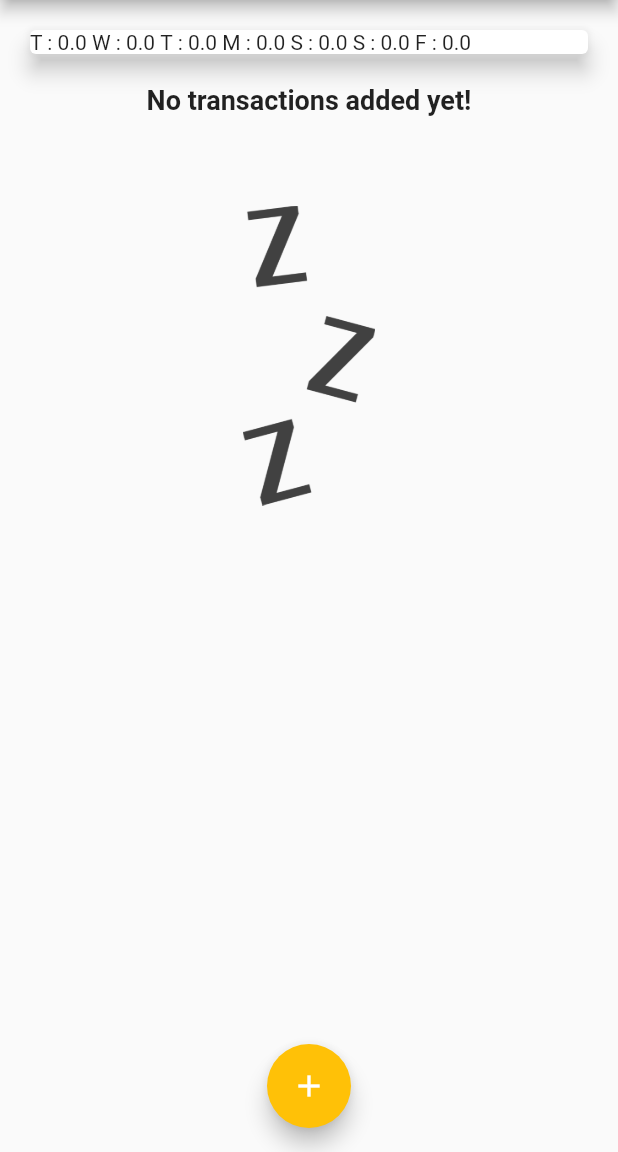
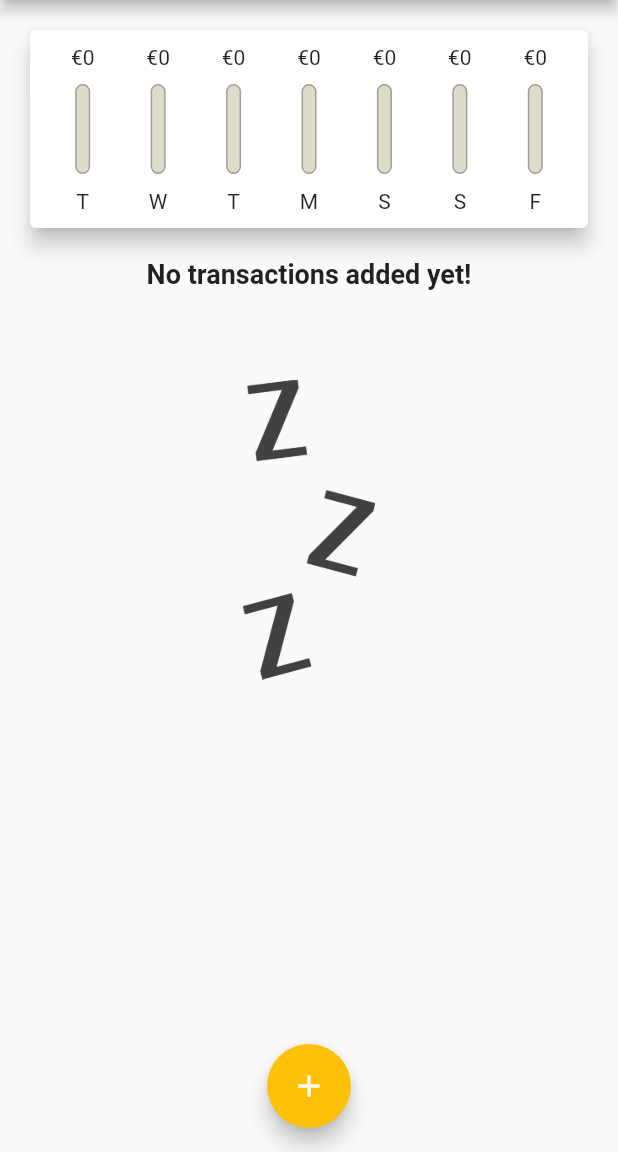
Before and after one commit to stevematdavies/flutter_psa, a Flutter app: the screen it shows after launch, on a phone screen of 412 x 824 dp, the part 84-1236 px from its top. Run offline on Flutter 3.47's test engine with Material 2 defaults, Android fonts, the phone set to English and light mode, and no system bars; Roboto replaces fonts that are missing (OpenSans).

Commit message:
Adding chart

```diff
--- a/lib/widgets/chart.dart
+++ b/lib/widgets/chart.dart
@@ -1,37 +1,59 @@
 import 'package:flutter/material.dart';
 import 'package:intl/intl.dart';
 import 'package:personal_expenses_app/models/transaction.dart';
+import 'package:personal_expenses_app/widgets/chart_bar.dart';
 
 class Chart extends StatelessWidget {
+  final List<Transaction> recentTransactions;
 
-  final List<Transaction> recentTransactions;
   const Chart(this.recentTransactions, {Key? key}) : super(key: key);
 
   List<Map<String, Object>> get groupedTransactionValues {
     return List.generate(7, (index) {
-      final weekday = DateTime.now().subtract(Duration(days: index),);
+      final weekday = DateTime.now().subtract(
+        Duration(days: index),
+      );
       var amtSum = 0.0;
-      for(var i = 0 ; i< recentTransactions.length; i++){
+      for (var i = 0; i < recentTransactions.length; i++) {
         final Transaction t = recentTransactions[i];
-        if (t.date.day == weekday.day
-            && t.date.month == weekday.month
-            && t.date.year == weekday.year){
-              amtSum += t.amount;
+        if (t.date.day == weekday.day &&
+            t.date.month == weekday.month &&
+            t.date.year == weekday.year) {
+          amtSum += t.amount;
         }
       }
-      return {'day': DateFormat.E().format(weekday).substring(0,1), 'amount' : amtSum };
+      return {
+        'day': DateFormat.E().format(weekday).substring(0, 1),
+        'amount': amtSum
+      };
+    });
+  }
+
+  double get maxSpending {
+    return groupedTransactionValues.fold(0.0, (acc, trx) {
+      return acc + (trx['amount'] as double);
     });
   }
 
   @override
   Widget build(BuildContext context) {
     return Card(
-      elevation: 6,
-      margin: const EdgeInsets.all(20),
-      child: Row(
-        children: groupedTransactionValues.map((t) =>
-            Text("${t['day']} : ${t['amount']} ")).toList()
-      )
-    );
+        elevation: 6,
+        margin: const EdgeInsets.all(20),
+        child: Padding(
+          padding: const EdgeInsets.all(10),
+          child: Row(
+              mainAxisAlignment: MainAxisAlignment.spaceAround,
+              children: groupedTransactionValues
+                  .map((t) => Flexible(
+                      fit: FlexFit.tight,
+                      child: ChartBar(
+                          t['day'].toString(),
+                          (t['amount'] as double),
+                          maxSpending == 0.0
+                              ? 0.0
+                              : (t['amount'] as double) / maxSpending)))
+                  .toList()),
+        ));
   }
 }
--- a/lib/widgets/chart_bar.dart
+++ b/lib/widgets/chart_bar.dart
@@ -1,19 +1,45 @@
 import 'package:flutter/material.dart';
 
 class ChartBar extends StatelessWidget {
-
   final String label;
   final double spendingAmount;
   final double spendingOfTotal;
 
-  const ChartBar(
-      this.label,
-      this.spendingAmount,
-      this.spendingOfTotal,
-      {Key? key}) : super(key: key);
+  const ChartBar(this.label, this.spendingAmount, this.spendingOfTotal,
+      {Key? key})
+      : super(key: key);
 
   @override
   Widget build(BuildContext context) {
-    return Container();
+    return Column(
+      children: [
+        FittedBox(child: Text("€${spendingAmount.toStringAsFixed(0)}")),
+        const SizedBox(height: 10),
+        SizedBox(
+          height: 60,
+          width: 10,
+          child: Stack(
+            children: [
+              Container(
+                decoration: BoxDecoration(
+                  border: Border.all(color: Colors.grey, width: 1.0),
+                  color: const Color.fromRGBO(220, 220, 200, 1),
+                  borderRadius: BorderRadius.circular(16),
+                ),
+              ),
+              FractionallySizedBox(
+                  heightFactor: spendingOfTotal,
+                  child: Container(
+                      decoration: BoxDecoration(
+                    color: Theme.of(context).primaryColor,
+                    borderRadius: BorderRadius.circular(16),
+                  ))),
+            ],
+          ),
+        ),
+        const SizedBox(height: 10),
+        Text(label)
+      ],
+    );
   }
 }
```
